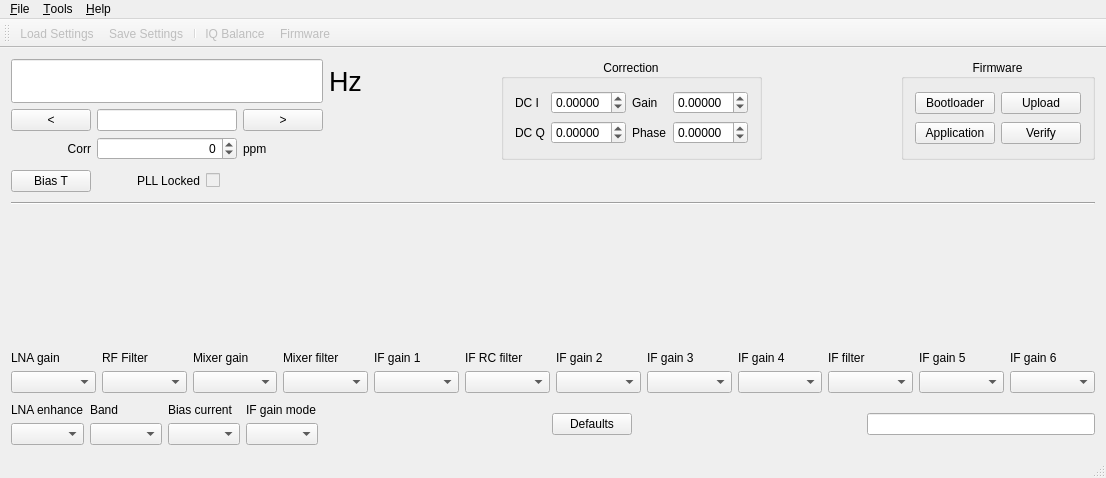
Above: mainwindow.ui from csete/qthid before the change. Below: the same form after it.
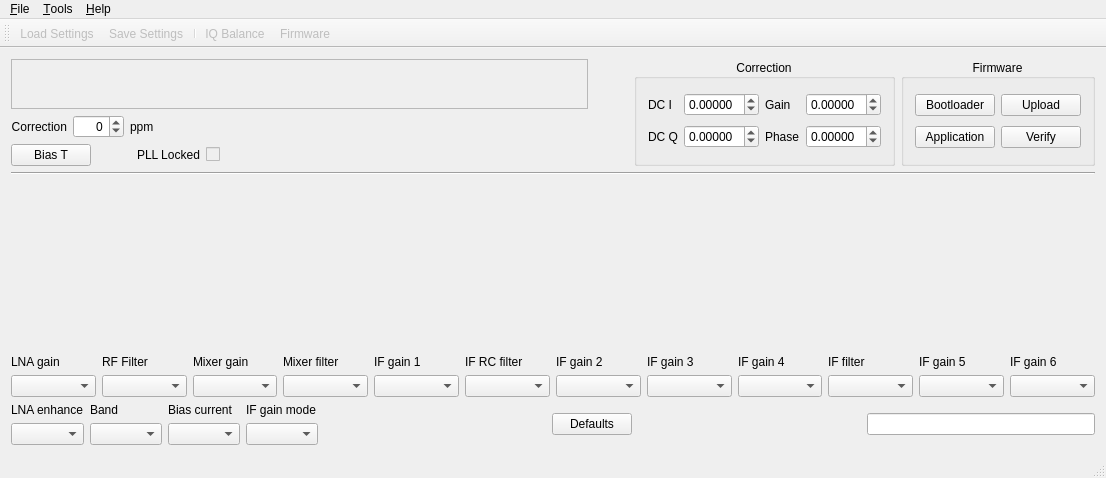
That is the form after the change. Icons and pictures are not drawn. Custom widgets are drawn as their Qt base class.

Commit message: Switch to new frequency controller.

```diff
--- a/mainwindow.ui
+++ b/mainwindow.ui
@@ -21,158 +21,191 @@
    <bool>true</bool>
   </property>
   <widget class="QWidget" name="centralWidget">
-   <layout class="QVBoxLayout" name="verticalLayout">
-    <property name="spacing">
-     <number>10</number>
-    </property>
+   <layout class="QVBoxLayout" name="verticalLayout_2">
     <item>
-     <layout class="QHBoxLayout" name="horizontalLayout_3">
+     <layout class="QHBoxLayout" name="horizontalLayout_4">
       <item>
-       <layout class="QGridLayout" name="gridLayout_2">
-        <item row="0" column="0" colspan="3">
-         <widget class="QLineEdit" name="lineEditFreq">
-          <property name="font">
-           <font>
-            <pointsize>24</pointsize>
-            <weight>75</weight>
-            <bold>true</bold>
-           </font>
-          </property>
-          <property name="alignment">
-           <set>Qt::AlignRight|Qt::AlignTrailing|Qt::AlignVCenter</set>
-          </property>
-         </widget>
-        </item>
-        <item row="0" column="3">
-         <widget class="QLabel" name="labelFreqHz">
-          <property name="font">
-           <font>
-            <pointsize>20</pointsize>
-           </font>
-          </property>
-          <property name="text">
-           <string>Hz</string>
-          </property>
-         </widget>
-        </item>
-        <item row="1" column="0">
-         <widget class="QPushButton" name="pushButtonDown">
-          <property name="toolTip">
-           <string>Frequency down.
-Hold the button down to scan.</string>
-          </property>
-          <property name="statusTip">
-           <string>Move frequency down</string>
-          </property>
-          <property name="text">
-           <string>&lt;</string>
-          </property>
-          <property name="autoRepeat">
-           <bool>true</bool>
-          </property>
-          <property name="autoRepeatDelay">
-           <number>400</number>
-          </property>
-          <property name="autoRepeatInterval">
-           <number>150</number>
-          </property>
-         </widget>
-        </item>
-        <item row="1" column="1">
-         <widget class="QLineEdit" name="lineEditStep">
-          <property name="sizePolicy">
-           <sizepolicy hsizetype="MinimumExpanding" vsizetype="Fixed">
-            <horstretch>0</horstretch>
-            <verstretch>0</verstretch>
-           </sizepolicy>
-          </property>
-          <property name="toolTip">
-           <string>Frequency step (Hz)</string>
-          </property>
-          <property name="maxLength">
-           <number>10</number>
-          </property>
-          <property name="alignment">
-           <set>Qt::AlignRight|Qt::AlignTrailing|Qt::AlignVCenter</set>
-          </property>
-         </widget>
-        </item>
-        <item row="1" column="2">
-         <widget class="QPushButton" name="pushButtonUp">
-          <property name="sizePolicy">
-           <sizepolicy hsizetype="Preferred" vsizetype="Fixed">
-            <horstretch>0</horstretch>
-            <verstretch>0</verstretch>
-           </sizepolicy>
-          </property>
-          <property name="toolTip">
-           <string>Frequency up.
-Hold the button down to scan.</string>
-          </property>
-          <property name="statusTip">
-           <string>Move frequency up </string>
-          </property>
-          <property name="text">
-           <string>&gt;</string>
-          </property>
-          <property name="autoRepeat">
-           <bool>true</bool>
-          </property>
-          <property name="autoRepeatDelay">
-           <number>400</number>
-          </property>
-          <property name="autoRepeatInterval">
-           <number>150</number>
-          </property>
-         </widget>
-        </item>
-        <item row="2" column="0">
-         <widget class="QLabel" name="labelCorrection">
-          <property name="sizePolicy">
-           <sizepolicy hsizetype="Minimum" vsizetype="Preferred">
-            <horstretch>0</horstretch>
-            <verstretch>0</verstretch>
-           </sizepolicy>
-          </property>
-          <property name="text">
-           <string>Corr</string>
-          </property>
-          <property name="alignment">
-           <set>Qt::AlignRight|Qt::AlignTrailing|Qt::AlignVCenter</set>
-          </property>
-         </widget>
-        </item>
-        <item row="2" column="1">
-         <widget class="QSpinBox" name="spinBoxCorr">
+       <layout class="QVBoxLayout" name="verticalLayout">
+        <item>
+         <widget class="CFreqCtrl" name="freqCtrl">
           <property name="sizePolicy">
            <sizepolicy hsizetype="Preferred" vsizetype="Preferred">
             <horstretch>0</horstretch>
             <verstretch>0</verstretch>
            </sizepolicy>
           </property>
-          <property name="toolTip">
-           <string>Frequency correction</string>
+          <property name="minimumSize">
+           <size>
+            <width>0</width>
+            <height>50</height>
+           </size>
           </property>
-          <property name="statusTip">
-           <string>Frequency correction</string>
+          <property name="frameShape">
+           <enum>QFrame::StyledPanel</enum>
           </property>
-          <property name="alignment">
-           <set>Qt::AlignRight|Qt::AlignTrailing|Qt::AlignVCenter</set>
+          <property name="frameShadow">
+           <enum>QFrame::Raised</enum>
           </property>
-          <property name="minimum">
-           <number>-500</number>
-          </property>
-          <property name="maximum">
-           <number>500</number>
-          </property>
          </widget>
         </item>
-        <item row="2" column="2">
-         <widget class="QLabel" name="labelCorrection_2">
-          <property name="text">
-           <string>ppm</string>
+        <item>
+         <layout class="QHBoxLayout" name="horizontalLayout_3">
+          <property name="sizeConstraint">
+           <enum>QLayout::SetMinimumSize</enum>
           </property>
-         </widget>
+          <item>
+           <widget class="QLabel" name="labelCorrection">
+            <property name="sizePolicy">
+             <sizepolicy hsizetype="Preferred" vsizetype="Minimum">
+              <horstretch>0</horstretch>
+              <verstretch>0</verstretch>
+             </sizepolicy>
+            </property>
+            <property name="text">
+             <string>Correction</string>
+            </property>
+            <property name="alignment">
+             <set>Qt::AlignRight|Qt::AlignTrailing|Qt::AlignVCenter</set>
+            </property>
+           </widget>
+          </item>
+          <item>
+           <widget class="QSpinBox" name="spinBoxCorr">
+            <property name="sizePolicy">
+             <sizepolicy hsizetype="Preferred" vsizetype="Minimum">
+              <horstretch>0</horstretch>
+              <verstretch>0</verstretch>
+             </sizepolicy>
+            </property>
+            <property name="toolTip">
+             <string>Frequency correction</string>
+            </property>
+            <property name="statusTip">
+             <string>Frequency correction</string>
+            </property>
+            <property name="alignment">
+             <set>Qt::AlignRight|Qt::AlignTrailing|Qt::AlignVCenter</set>
+            </property>
+            <property name="minimum">
+             <number>-500</number>
+            </property>
+            <property name="maximum">
+             <number>500</number>
+            </property>
+           </widget>
+          </item>
+          <item>
+           <widget class="QLabel" name="labelCorrection_2">
+            <property name="sizePolicy">
+             <sizepolicy hsizetype="Preferred" vsizetype="Minimum">
+              <horstretch>0</horstretch>
+              <verstretch>0</verstretch>
+             </sizepolicy>
+            </property>
+            <property name="text">
+             <string>ppm</string>
+            </property>
+           </widget>
+          </item>
+          <item>
+           <spacer name="horizontalSpacer_4">
+            <property name="orientation">
+             <enum>Qt::Horizontal</enum>
+            </property>
+            <property name="sizeHint" stdset="0">
+             <size>
+              <width>40</width>
+              <height>20</height>
+             </size>
+            </property>
+           </spacer>
+          </item>
+         </layout>
+        </item>
+        <item>
+         <layout class="QHBoxLayout" name="horizontalLayout">
+          <item>
+           <widget class="QPushButton" name="pushButtonBiasT">
+            <property name="sizePolicy">
+             <sizepolicy hsizetype="Minimum" vsizetype="Fixed">
+              <horstretch>0</horstretch>
+              <verstretch>0</verstretch>
+             </sizepolicy>
+            </property>
+            <property name="toolTip">
+             <string>Switch power to bias tee ON/OFF.
+Requires FCD with S/N TBD or above.</string>
+            </property>
+            <property name="statusTip">
+             <string>Bias T ON/OFF</string>
+            </property>
+            <property name="text">
+             <string>Bias T</string>
+            </property>
+            <property name="checkable">
+             <bool>true</bool>
+            </property>
+           </widget>
+          </item>
+          <item>
+           <spacer name="horizontalSpacer_6">
+            <property name="orientation">
+             <enum>Qt::Horizontal</enum>
+            </property>
+            <property name="sizeType">
+             <enum>QSizePolicy::Minimum</enum>
+            </property>
+            <property name="sizeHint" stdset="0">
+             <size>
+              <width>40</width>
+              <height>20</height>
+             </size>
+            </property>
+           </spacer>
+          </item>
+          <item>
+           <widget class="QLabel" name="labelPLLlock">
+            <property name="text">
+             <string>PLL Locked</string>
+            </property>
+           </widget>
+          </item>
+          <item>
+           <widget class="QCheckBox" name="checkBoxPLLLock">
+            <property name="enabled">
+             <bool>false</bool>
+            </property>
+            <property name="text">
+             <string/>
+            </property>
+            <property name="checkable">
+             <bool>true</bool>
+            </property>
+            <property name="checked">
+             <bool>false</bool>
+            </property>
+            <property name="autoExclusive">
+             <bool>false</bool>
+            </property>
+            <property name="tristate">
+             <bool>false</bool>
+            </property>
+           </widget>
+          </item>
+          <item>
+           <spacer name="horizontalSpacer_3">
+            <property name="orientation">
+             <enum>Qt::Horizontal</enum>
+            </property>
+            <property name="sizeHint" stdset="0">
+             <size>
+              <width>40</width>
+              <height>20</height>
+             </size>
+            </property>
+           </spacer>
+          </item>
+         </layout>
         </item>
        </layout>
       </item>
@@ -181,6 +214,9 @@
         <property name="orientation">
          <enum>Qt::Horizontal</enum>
         </property>
+        <property name="sizeType">
+         <enum>QSizePolicy::Preferred</enum>
+        </property>
         <property name="sizeHint" stdset="0">
          <size>
           <width>40</width>
@@ -299,19 +335,6 @@
         </layout>
        </widget>
       </item>
-      <item>
-       <spacer name="horizontalSpacer_4">
-        <property name="orientation">
-         <enum>Qt::Horizontal</enum>
-        </property>
-        <property name="sizeHint" stdset="0">
-         <size>
-          <width>40</width>
-          <height>20</height>
-         </size>
-        </property>
-       </spacer>
-      </item>
       <item>
        <widget class="QGroupBox" name="groupBoxFw">
         <property name="title">
@@ -340,7 +363,7 @@
          <item row="0" column="1">
           <widget class="QPushButton" name="pushButtonUpdateFirmware">
            <property name="sizePolicy">
-            <sizepolicy hsizetype="MinimumExpanding" vsizetype="Fixed">
+            <sizepolicy hsizetype="Minimum" vsizetype="Fixed">
              <horstretch>0</horstretch>
              <verstretch>0</verstretch>
             </sizepolicy>
@@ -362,7 +385,7 @@
          <item row="1" column="0">
           <widget class="QPushButton" name="pushButtonBLReset">
            <property name="sizePolicy">
-            <sizepolicy hsizetype="MinimumExpanding" vsizetype="Fixed">
+            <sizepolicy hsizetype="Minimum" vsizetype="Fixed">
              <horstretch>0</horstretch>
              <verstretch>0</verstretch>
             </sizepolicy>
@@ -384,7 +407,7 @@
          <item row="0" column="0">
           <widget class="QPushButton" name="pushButtonAppReset">
            <property name="sizePolicy">
-            <sizepolicy hsizetype="MinimumExpanding" vsizetype="Fixed">
+            <sizepolicy hsizetype="Minimum" vsizetype="Fixed">
              <horstretch>0</horstretch>
              <verstretch>0</verstretch>
             </sizepolicy>
@@ -411,91 +434,6 @@
       </item>
      </layout>
     </item>
-    <item>
-     <layout class="QHBoxLayout" name="horizontalLayout">
-      <item>
-       <widget class="QPushButton" name="pushButtonBiasT">
-        <property name="sizePolicy">
-         <sizepolicy hsizetype="Minimum" vsizetype="Fixed">
-          <horstretch>0</horstretch>
-          <verstretch>0</verstretch>
-         </sizepolicy>
-        </property>
-        <property name="toolTip">
-         <string>Switch power to bias tee ON/OFF.
-Requires FCD with S/N TBD or above.</string>
-        </property>
-        <property name="statusTip">
-         <string>Bias T ON/OFF</string>
-        </property>
-        <property name="text">
-         <string>Bias T</string>
-        </property>
-        <property name="checkable">
-         <bool>true</bool>
-        </property>
-       </widget>
-      </item>
-      <item>
-       <spacer name="horizontalSpacer_6">
-        <property name="orientation">
-         <enum>Qt::Horizontal</enum>
-        </property>
-        <property name="sizeType">
-         <enum>QSizePolicy::Minimum</enum>
-        </property>
-        <property name="sizeHint" stdset="0">
-         <size>
-          <width>40</width>
-          <height>20</height>
-         </size>
-        </property>
-       </spacer>
-      </item>
-      <item>
-       <widget class="QLabel" name="labelPLLlock">
-        <property name="text">
-         <string>PLL Locked</string>
-        </property>
-       </widget>
-      </item>
-      <item>
-       <widget class="QCheckBox" name="checkBoxPLLLock">
-        <property name="enabled">
-         <bool>false</bool>
-        </property>
-        <property name="text">
-         <string/>
-        </property>
-        <property name="checkable">
-         <bool>true</bool>
-        </property>
-        <property name="checked">
-         <bool>false</bool>
-        </property>
-        <property name="autoExclusive">
-         <bool>false</bool>
-        </property>
-        <property name="tristate">
-         <bool>false</bool>
-        </property>
-       </widget>
-      </item>
-      <item>
-       <spacer name="horizontalSpacer_3">
-        <property name="orientation">
-         <enum>Qt::Horizontal</enum>
-        </property>
-        <property name="sizeHint" stdset="0">
-         <size>
-          <width>40</width>
-          <height>20</height>
-         </size>
-        </property>
-       </spacer>
-      </item>
-     </layout>
-    </item>
     <item>
      <widget class="Line" name="line">
       <property name="orientation">
@@ -945,6 +883,14 @@
   </action>
  </widget>
  <layoutdefault spacing="6" margin="11"/>
+ <customwidgets>
+  <customwidget>
+   <class>CFreqCtrl</class>
+   <extends>QFrame</extends>
+   <header>freqctrl.h</header>
+   <container>1</container>
+  </customwidget>
+ </customwidgets>
  <resources>
   <include location="qthid.qrc"/>
  </resources>
```
The commit also changes 2 other files.
